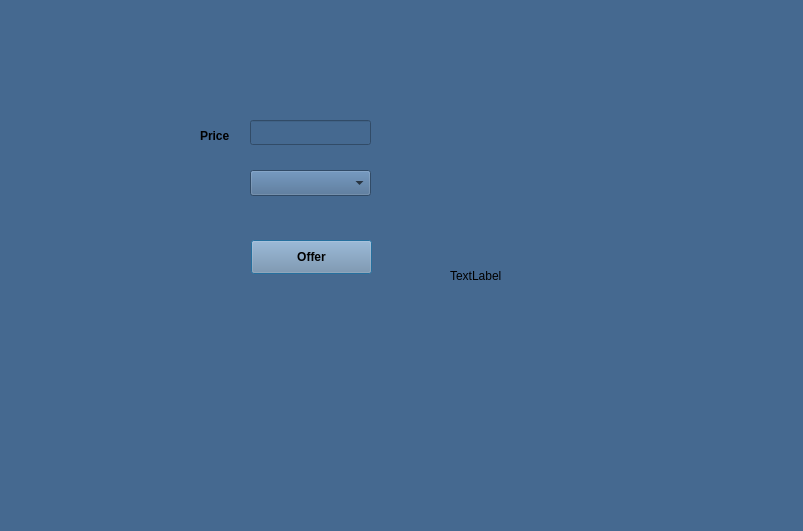
Before: the Qt Designer form Monopoly/sell_property.ui in shaahinfaezi/Monopoly, drawn with Qt 5.
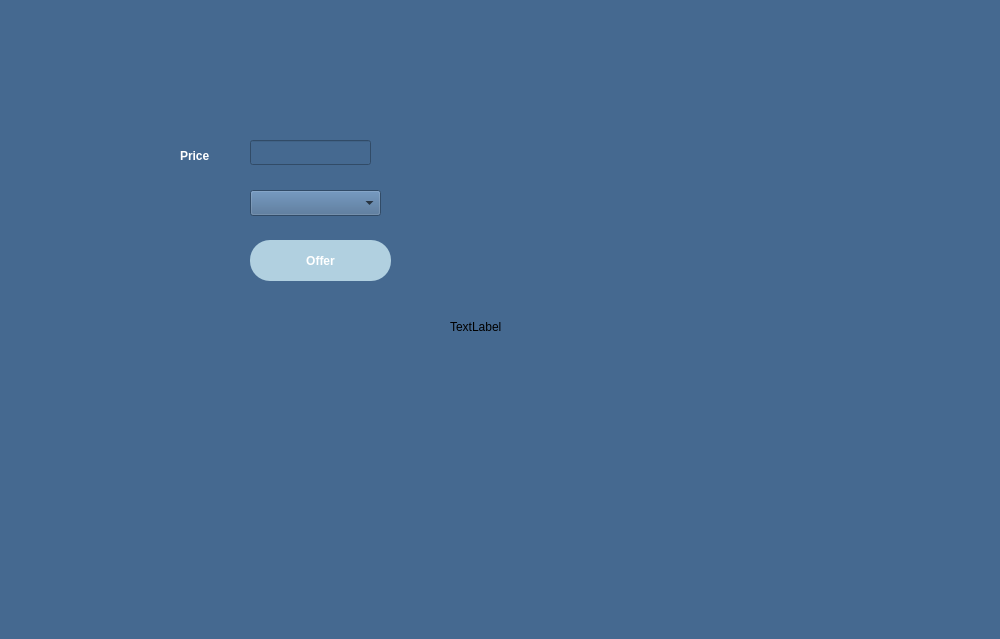
After: the same form once the commit is applied.

Diff of the .ui file:
```diff
--- a/Monopoly/sell_property.ui
+++ b/Monopoly/sell_property.ui
@@ -6,8 +6,8 @@
    <rect>
     <x>0</x>
     <y>0</y>
-    <width>803</width>
-    <height>531</height>
+    <width>1000</width>
+    <height>639</height>
    </rect>
   </property>
   <property name="windowTitle">
@@ -20,18 +20,22 @@
   <widget class="QLabel" name="label">
    <property name="geometry">
     <rect>
-     <x>200</x>
-     <y>120</y>
+     <x>180</x>
+     <y>140</y>
      <width>51</width>
      <height>31</height>
     </rect>
    </property>
    <property name="font">
     <font>
+     <pointsize>9</pointsize>
      <weight>75</weight>
      <bold>true</bold>
     </font>
    </property>
+   <property name="styleSheet">
+    <string notr="true">color: rgb(255, 255, 255);</string>
+   </property>
    <property name="text">
     <string>Price</string>
    </property>
@@ -40,18 +44,23 @@
    <property name="geometry">
     <rect>
      <x>250</x>
-     <y>120</y>
+     <y>140</y>
      <width>121</width>
      <height>25</height>
     </rect>
    </property>
+   <property name="font">
+    <font>
+     <pointsize>10</pointsize>
+    </font>
+   </property>
   </widget>
   <widget class="QComboBox" name="comboBox">
    <property name="geometry">
     <rect>
      <x>250</x>
-     <y>170</y>
-     <width>121</width>
+     <y>190</y>
+     <width>131</width>
      <height>26</height>
     </rect>
    </property>
@@ -59,10 +68,10 @@
   <widget class="QPushButton" name="pushButton">
    <property name="geometry">
     <rect>
-     <x>251</x>
+     <x>250</x>
      <y>240</y>
-     <width>121</width>
-     <height>34</height>
+     <width>141</width>
+     <height>41</height>
     </rect>
    </property>
    <property name="font">
@@ -73,8 +82,12 @@
     </font>
    </property>
    <property name="styleSheet">
-    <string notr="true">background-color: rgb(119, 141, 169);
-</string>
+    <string notr="true">color: rgb(255, 255, 255);
+background-color: qlineargradient(x1: 0, y1: 0, x2: 0, y2: 1, stop: 0 rgb(177, 208, 224), stop: 1 rgb(177, 208, 224));
+border-style: solid;
+border:none;
+border-width: 5px;
+border-radius: 20px;</string>
    </property>
    <property name="text">
     <string>Offer</string>
@@ -85,8 +98,8 @@
     <rect>
      <x>450</x>
      <y>40</y>
-     <width>321</width>
-     <height>471</height>
+     <width>422</width>
+     <height>574</height>
     </rect>
    </property>
    <property name="text">
```
